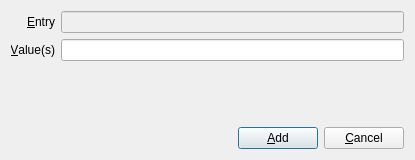
The window that designer/newoccs.ui (sobjornstad/tabularium) describes before a commit, drawn with Qt 5.
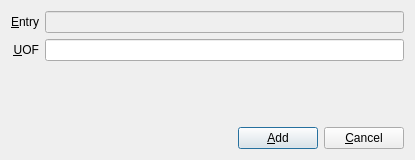
The same window after the commit.

Commit message:
fix "multiple volumes" checkbox
Doesn't make sense to pick "multiple volumes" and then choose 1 volume.
(This actually resulted in a single-volume source being created, as the
checkbox isn't tied to any data field -- a single-volume source is simply
one that has only a single valid volume.)

The edit to the form file:
```diff
--- a/designer/newoccs.ui
+++ b/designer/newoccs.ui
@@ -66,7 +66,7 @@
      <item row="1" column="0">
       <widget class="QLabel" name="label_2">
        <property name="text">
-        <string>&amp;Value(s)</string>
+        <string>&amp;UOF</string>
        </property>
        <property name="alignment">
         <set>Qt::AlignRight|Qt::AlignTrailing|Qt::AlignVCenter</set>
```
The commit also changes 1 other file.
